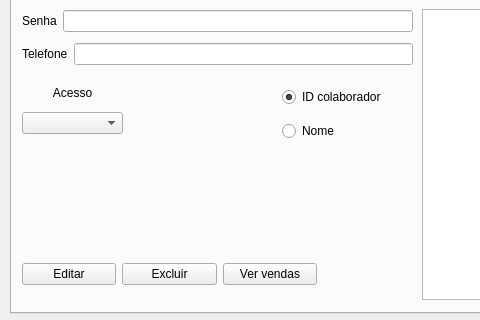
Qt form Projeto_Estoque/pg_gestao_colaboradores.ui (Luisf66/Qt-Creator) before a commit; both pictures show x 0 to 480 and y 117 to 437 of the 700 by 437 pixel window.
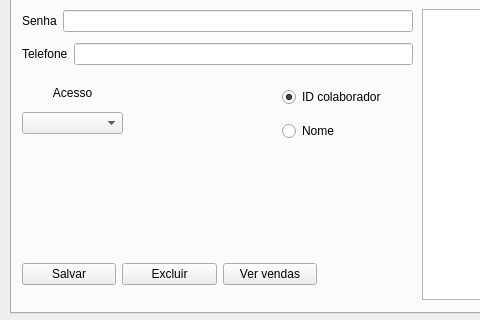
The same form after that commit.

Commit message: edição dos dados do colaborador

Patch:
```diff
--- a/Projeto_Estoque/pg_gestao_colaboradores.ui
+++ b/Projeto_Estoque/pg_gestao_colaboradores.ui
@@ -285,7 +285,7 @@
       <item>
        <widget class="QPushButton" name="btn_editar_gestao">
         <property name="text">
-         <string>Editar</string>
+         <string>Salvar</string>
         </property>
        </widget>
       </item>
```
Left out of the diff: 2 changed lines with no effect on the pictures. The commit also changes 2 other files.
